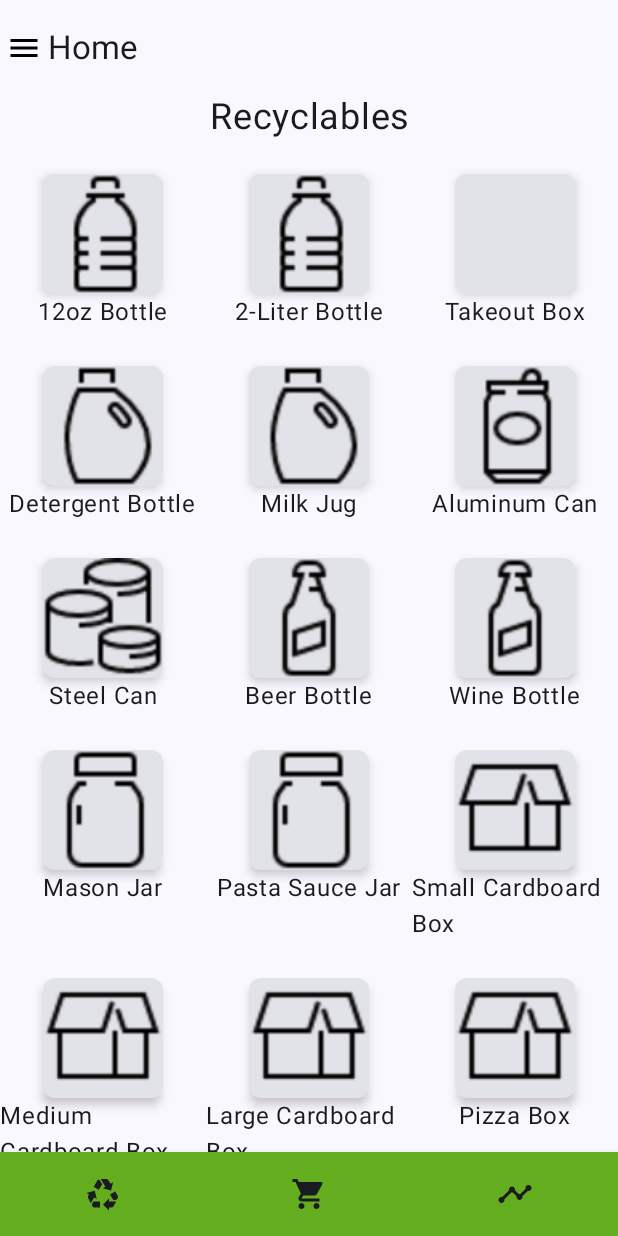
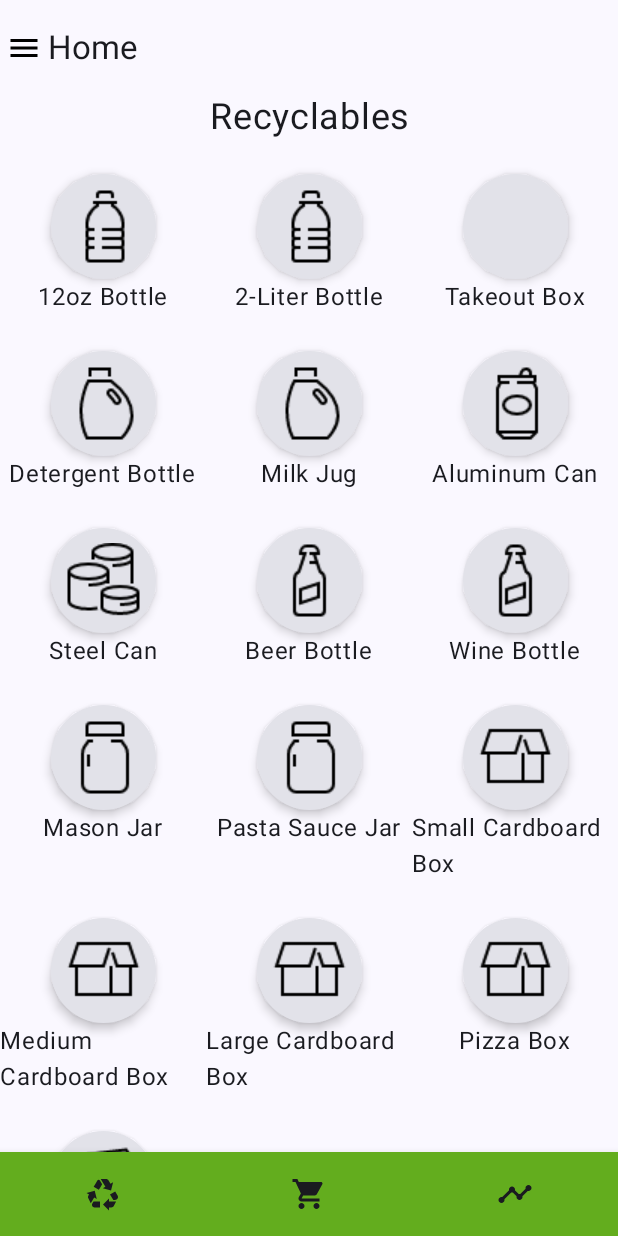
Before and after one commit to jaredbaca/RecyclingTracker, an Android app built with Jetpack Compose: the screen it shows after launch (MainActivity), on a phone screen of 412 x 824 dp. Run offline under Robolectric (Android 15) with nearby library versions, the phone set to English and light mode, and no system bars; our stand-ins replace Firebase (no records; nobody signed in at launch, a user with empty details on screens opened directly); 1 statement that could not run was skipped.

Commit message:
made icons round and small

```diff
--- a/app/src/main/java/edu/bu/recyclingtracker/ui/components/ItemCard.kt
+++ b/app/src/main/java/edu/bu/recyclingtracker/ui/components/ItemCard.kt
@@ -34,10 +34,13 @@ import androidx.compose.ui.graphics.Color
 import androidx.compose.ui.res.painterResource
 import androidx.compose.ui.text.style.TextAlign
 import androidx.compose.ui.tooling.preview.Preview
+import androidx.compose.ui.tooling.preview.PreviewParameter
 import androidx.compose.ui.unit.dp
 import edu.bu.recyclingtracker.R
 import edu.bu.recyclingtracker.RecyclableItemViewModel
 import edu.bu.recyclingtracker.data.RecyclingItemUiState
+import edu.bu.recyclingtracker.data.RecyclingTrackerDao
+import edu.bu.recyclingtracker.data.RecyclingTrackerRepository
 import edu.bu.recyclingtracker.data.UserDataUiEvents
 import edu.bu.recyclingtracker.ui.LogRecyclablesViewModel
 //import edu.bu.recyclingtracker.ui.screens.viewModel
@@ -58,14 +61,14 @@ fun ItemCard(
         horizontalAlignment = Alignment.CenterHorizontally
     ) {
         Card(
-            shape = RoundedCornerShape(8.dp),
+            shape = RoundedCornerShape(64.dp),
             modifier = Modifier
                 .padding(
                     start = 24.dp,
                     top = 24.dp,
                     end = 24.dp
                 )
-                .size(80.dp)
+                .size(70.dp)
                 .clickable {
                     viewModel.incrementCount(name)
                     Log.d("Count", viewModel.uiState.value.itemCounts.value.toString())
@@ -80,13 +83,16 @@ fun ItemCard(
                         width = 1.dp,
                         color = if (itemUiState.quantity > 0) Color.Green else Color.Transparent,
                         shape = RoundedCornerShape(8.dp),
-                    )
+                    ),
+                contentAlignment = Alignment.Center
 
             ) {
                 if(itemUiState.icon != null) {
                     Image(
                         modifier = Modifier
-                            .fillMaxSize(),
+//                            .fillMaxSize()
+                            .size(50.dp)
+                        ,
                         painter = painterResource(id = itemUiState.icon!!),
                         contentDescription = "Box Icon",
                     )
@@ -100,18 +106,3 @@ fun ItemCard(
             name, index)
     }
 }
-
-//@Preview
-//@Composable
-//fun ItemCardPreview() {
-//    ItemCard(image = R.drawable.aluminum_can,
-//        name = "Aluminum Can",
-//        selected = false,
-////        model = LogRecyclablesViewModel(),
-//        itemSelected = {
-//            model.onEvent(
-//                UserDataUiEvents.itemSelected(it)
-//            )
-//        }
-//    )
-//}
```
